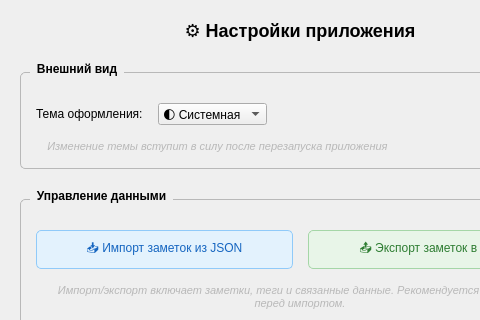
This is src/ui/settings_widget.ui in bozvan/SC_project as Qt 5 draws it before an edit; both pictures show x 0 to 480 and y 0 to 320 of the 600 by 531 pixel window. The edited form follows.
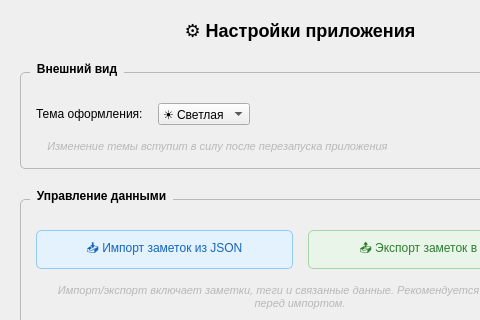
This is the edited form.

Diff of the .ui file:
```diff
--- a/src/ui/settings_widget.ui
+++ b/src/ui/settings_widget.ui
@@ -110,11 +110,6 @@
           <property name="styleSheet">
            <string notr="true">font-weight: normal;</string>
           </property>
-          <item>
-           <property name="text">
-            <string>🌓 Системная</string>
-           </property>
-          </item>
           <item>
            <property name="text">
             <string>☀️ Светлая</string>
```
